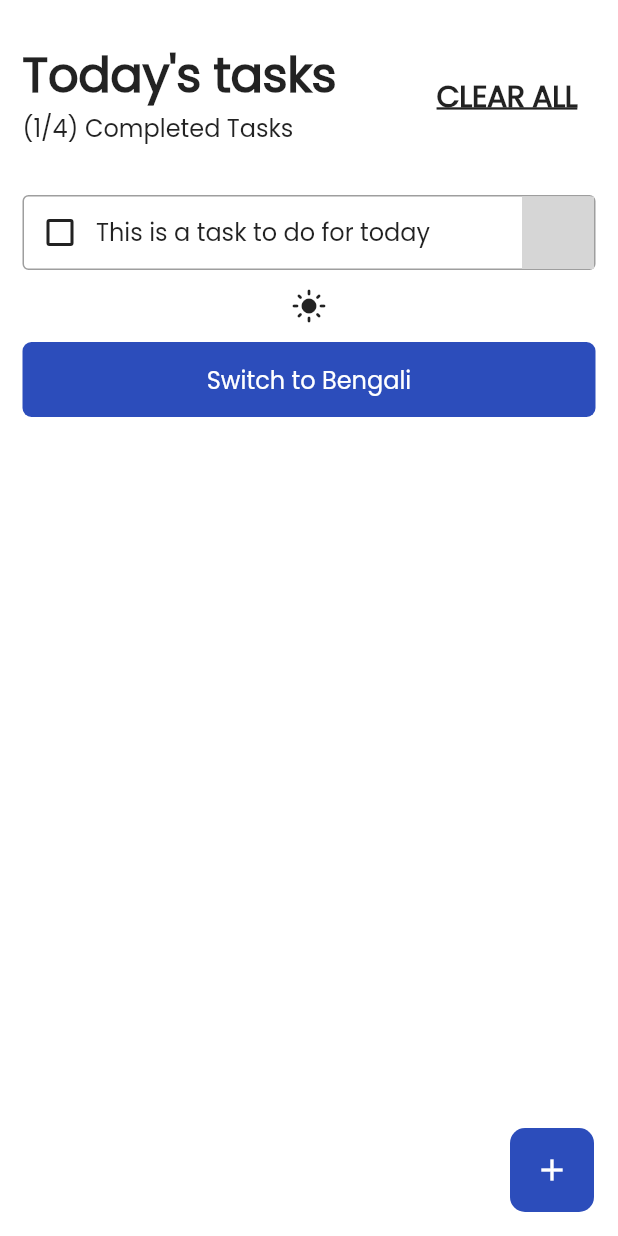
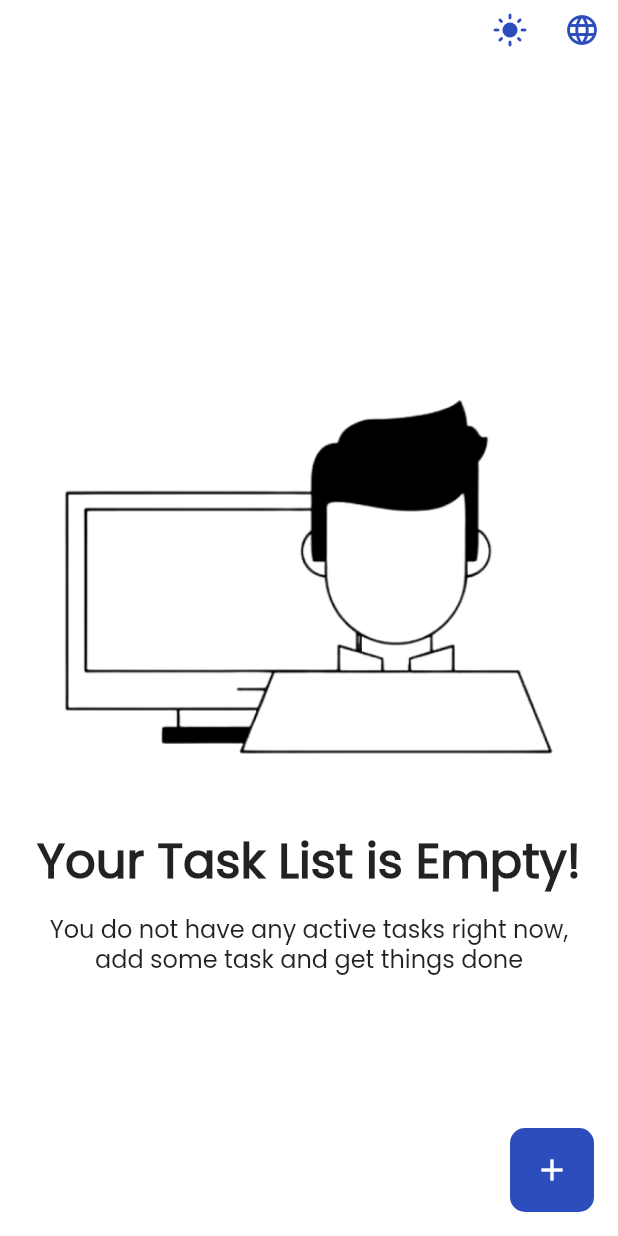
Before and after one commit to musfique113/KAKTask, a Flutter app: the screen it shows after launch, on a phone screen of 412 x 824 dp. Run offline on Flutter 3.47's test engine with Material 3 defaults, Android fonts, the light colour scheme and no system bars; our stand-ins replace flutter_svg, fpdart, shared_preferences; generated files the repository leaves out were written again; grey boxes are pictures that could not be loaded.

Commit message:
:triangular_flag_on_post: Update empty cart widget

```diff
--- a/lib/application/theme_data/global_theme_data.dart
+++ b/lib/application/theme_data/global_theme_data.dart
@@ -24,6 +24,16 @@ class GlobalThemeData {
         elevatedButtonTheme: _elevatedButtonThemeData,
         floatingActionButtonTheme: _floatingActionButtonThemeData,
         fontFamily: 'Poppins',
+        appBarTheme: _appBarTheme());
+  }
+
+  static AppBarTheme _appBarTheme() {
+    return const AppBarTheme(
+      backgroundColor: Colors.transparent,
+      toolbarHeight: 40,
+      iconTheme: IconThemeData(
+        color: themeColor,
+      ),
     );
   }
 
--- a/lib/l10n/app_bn.arb
+++ b/lib/l10n/app_bn.arb
@@ -1,4 +1,7 @@
 {
  "@@locale": "bn",
-  "todayTask": "আজকের টাস্ক"
-}
+  "todayTask": "আজকের টাস্ক",
+  "emptyTask" : " আপনার কাজের তালিকা খালি!",
+  "completedTask" : "সম্পন্ন কাজগুলো",
+  "dontHaveAnyTaskMessage" : "আপনার বর্তমানে কোন সক্রিয় কাজ নেই, কিছু কাজ যোগ করুন এবং কাজ সম্পন্ন করুন।"
+ }
--- a/lib/l10n/app_en.arb
+++ b/lib/l10n/app_en.arb
@@ -1,4 +1,7 @@
 {
   "@@locale": "en",
-  "todayTask": "Today's tasks"
+  "todayTask": "Today's tasks",
+  "emptyTask" : "Your Task List is Empty!",
+  "completedTask" : "Completed Tasks",
+  "dontHaveAnyTaskMessage" : "You do not have any active tasks right now, add some task and get things done"
 }
--- /dev/null
+++ b/lib/res/widget/empty_task_widget.dart
@@ -0,0 +1,49 @@
+import 'package:flutter/material.dart';
+import 'package:flutter_gen/gen_l10n/app_localizations.dart';
+import 'package:kaktask/view_model/theme_provider_view_model.dart';
+import 'package:provider/provider.dart';
+
+class EmptyTaskWidget extends StatelessWidget {
+  const EmptyTaskWidget({
+    super.key,
+  });
+
+  @override
+  Widget build(BuildContext context) {
+    final themeProvider = Provider.of<ThemeProviderViewModel>(context);
+    return Padding(
+      padding: const EdgeInsets.symmetric(
+        horizontal: 16,
+      ),
+      child: Column(
+        mainAxisAlignment: MainAxisAlignment.center,
+        crossAxisAlignment: CrossAxisAlignment.center,
+        children: [
+          Image.asset(
+            'assets/images/empty_list.png',
+            height: 340,
+            width: 388,
+            color: themeProvider.themeMode == ThemeMode.dark
+                ? Colors.white
+                : Colors.black,
+          ),
+          Text(
+            AppLocalizations.of(context).emptyTask,
+            textAlign: TextAlign.center,
+            style: Theme.of(context).textTheme.headlineLarge!.copyWith(
+                  fontWeight: FontWeight.bold,
+                ),
+          ),
+          const SizedBox(height: 16),
+          Text(
+            AppLocalizations.of(context).dontHaveAnyTaskMessage,
+            textAlign: TextAlign.center,
+            style: Theme.of(context).textTheme.displaySmall!.copyWith(
+                  fontSize: 16,
+                ),
+          )
+        ],
+      ),
+    );
+  }
+}
--- a/lib/views/all_tasks_screen.dart
+++ b/lib/views/all_tasks_screen.dart
@@ -1,6 +1,7 @@
 import 'package:flutter/material.dart';
 import 'package:flutter_gen/gen_l10n/app_localizations.dart';
 import 'package:flutter_svg/flutter_svg.dart';
+import 'package:kaktask/res/widget/empty_task_widget.dart';
 import 'package:kaktask/res/widget/toggle_theme_button.dart';
 import 'package:kaktask/view_model/language_provider.dart';
 import 'package:provider/provider.dart';
@@ -13,12 +14,28 @@ class AllTaskScreen extends StatefulWidget {
 }
 
 class _AllTaskScreenState extends State<AllTaskScreen> {
-  bool showListView = false;
+  bool showListView = true;
 
   @override
   Widget build(BuildContext context) {
     final languageProvider = Provider.of<LanguageProvider>(context);
     return Scaffold(
+      appBar: AppBar(
+        actions: [
+          const ThemeToggleWidget(),
+          IconButton(
+            icon: Icon(
+              languageProvider.locale.languageCode == 'en'
+                  ? Icons.language
+                  : Icons.language,
+            ),
+            tooltip: languageProvider.locale.languageCode == 'en'
+                ? 'Switch to Bengali'
+                : 'Switch to English',
+            onPressed: () => languageProvider.toggleLanguage(),
+          ),
+        ],
+      ),
       floatingActionButton: FloatingActionButton(
         onPressed: () {},
         child: const Icon(
@@ -26,38 +43,7 @@ class _AllTaskScreenState extends State<AllTaskScreen> {
         ),
       ),
       body: showListView
-          ? SafeArea(
-              child: Padding(
-              padding: const EdgeInsets.symmetric(horizontal: 16),
-              child: Column(
-                mainAxisAlignment: MainAxisAlignment.center,
-                crossAxisAlignment: CrossAxisAlignment.center,
-                children: [
-                  Image.asset(
-                    'assets/images/empty_list.png',
-                    height: 340,
-                    width: 388,
-                  ),
-                  Text(
-                    'Your Task List is Empty!',
-                    textAlign: TextAlign.center,
-                    style: Theme.of(context).textTheme.headlineLarge!.copyWith(
-                          fontWeight: FontWeight.bold,
-                        ),
-                  ),
-                  const SizedBox(
-                    height: 16,
-                  ),
-                  Text(
-                    'You do not have any active tasks right now, add some task and get things done.',
-                    textAlign: TextAlign.center,
-                    style: Theme.of(context).textTheme.displaySmall!.copyWith(
-                          fontSize: 16,
-                        ),
-                  )
-                ],
-              ),
-            ))
+          ? const EmptyTaskWidget()
           : SafeArea(
               child: Padding(
                 padding: const EdgeInsets.symmetric(horizontal: 15),
@@ -85,14 +71,31 @@ class _AllTaskScreenState extends State<AllTaskScreen> {
                             const SizedBox(
                               height: 8,
                             ),
-                            Text(
-                              '(1/4) Completed Tasks',
+                            RichText(
+                              text: TextSpan(
+                                children: [
+                                  TextSpan(
+                                    text: '(1/4) ',
                                     style: Theme.of(context)
                                         .textTheme
                                         .displaySmall!
                                         .copyWith(
                                           fontSize: 16,
                                           fontWeight: FontWeight.w400,
+                                        ),
+                                  ),
+                                  TextSpan(
+                                    text:
+                                        AppLocalizations.of(context).emptyTask,
+                                    style: Theme.of(context)
+                                        .textTheme
+                                        .displaySmall!
+                                        .copyWith(
+                                          fontSize: 16,
+                                          fontWeight: FontWeight.w400,
+                                        ),
+                                  ),
+                                ],
                               ),
                             ),
                           ],
@@ -146,13 +149,6 @@ class _AllTaskScreenState extends State<AllTaskScreen> {
                         ),
                       ),
                     ),
-                    const ThemeToggleWidget(),
-                    ElevatedButton(
-                      onPressed: () => languageProvider.toggleLanguage(),
-                      child: Text(languageProvider.locale.languageCode == 'en'
-                          ? 'Switch to Bengali'
-                          : 'Switch to English'),
-                    ),
                   ],
                 ),
               ),
--- a/lib/views/splash_screen.dart
+++ b/lib/views/splash_screen.dart
@@ -13,16 +13,33 @@ class _SplashScreenState extends State<SplashScreen> {
   @override
   void initState() {
     super.initState();
-    Future.delayed(const Duration(seconds: 1)).then(
-      (value) => AppRouter.push(
-        context,
-        const AllTaskScreen(),
-      ),
+    Future.delayed(const Duration(seconds: 2)).then(
+      (value) => AppRouter.replaceWith(context, const AllTaskScreen()),
     );
   }
 
   @override
   Widget build(BuildContext context) {
-    return const Placeholder();
+    return Scaffold(
+      body: Column(
+        mainAxisAlignment: MainAxisAlignment.center,
+        crossAxisAlignment: CrossAxisAlignment.center,
+        children: [
+          const Row(),
+          Image.asset(
+            'assets/images/logo.png',
+            height: 120,
+            width: 120,
+          ),
+          const SizedBox(
+            height: 16,
+          ),
+          SizedBox(
+            width: MediaQuery.sizeOf(context).width * 0.2,
+            child: const LinearProgressIndicator(),
+          ),
+        ],
+      ),
+    );
   }
 }
```
Also changed, not shown: assets/images/empty_list.png, assets/images/logo.png (added). Lines whose indentation alone changed are shown as unchanged.
